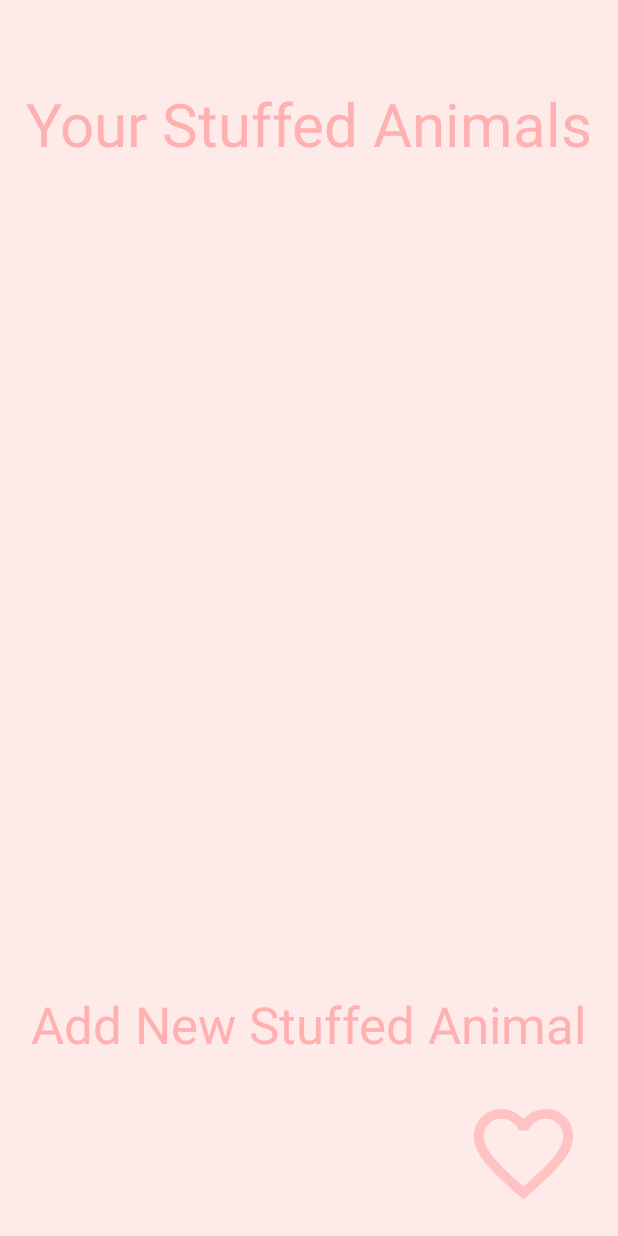
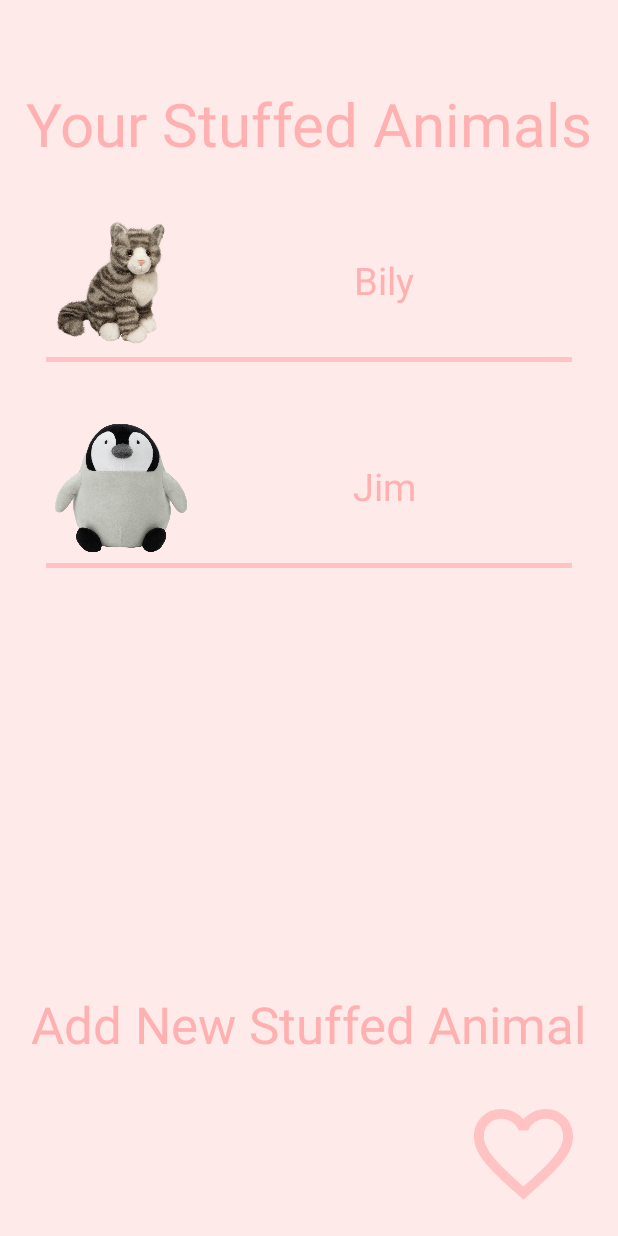
Before and after one commit to rustytoe69/FinalProjectFinal, an Android app: the StuffedAnimalListFragment screen opened through its navigation route, on a phone screen of 412 x 824 dp. Run offline under Robolectric (Android 15) with nearby library versions, the phone set to English and light mode, and no system bars; our stand-ins replace navigation-ui; Roboto replaces fonts that are not available here.

Commit message:
finished the list_item_layout file (4a), created and finished the view holder class (4b), created and finished the adapter class (step 5), connected everything (step6)), finished recycler view

```diff
--- /dev/null
+++ b/app/src/main/java/com/example/finalprojectfinal/StuffedAnimalAdapter.kt
@@ -0,0 +1,24 @@
+package com.example.finalprojectfinal
+
+import android.view.LayoutInflater
+import android.view.ViewGroup
+import androidx.recyclerview.widget.RecyclerView
+import com.example.finalprojectfinal.databinding.ListItemLayoutBinding
+
+class StuffedAnimalAdapter (val stuffedAnimalList: List<StuffedAnimal>):
+    RecyclerView.Adapter<StuffedAnimalViewHolder>() {
+    override fun onCreateViewHolder(parent: ViewGroup, viewType: Int): StuffedAnimalViewHolder {
+        val binding = ListItemLayoutBinding.inflate(LayoutInflater.from(parent.context),parent,false)
+        //refresh recycler view here?
+        return StuffedAnimalViewHolder(binding)    }
+
+    override fun getItemCount(): Int {
+        return stuffedAnimalList.size
+    }
+
+    override fun onBindViewHolder(holder: StuffedAnimalViewHolder, position: Int) {
+        val currentStuffedAnimal = stuffedAnimalList[position]
+        holder.bindStuffedAnimal(currentStuffedAnimal)
+    }
+
+}
--- a/app/src/main/java/com/example/finalprojectfinal/StuffedAnimalListFragment.kt
+++ b/app/src/main/java/com/example/finalprojectfinal/StuffedAnimalListFragment.kt
@@ -31,6 +31,14 @@ class StuffedAnimalListFragment : Fragment() {
             rootView.findNavController().navigate(R.id.action_stuffedAnimalListFragment_to_addStuffedAnimalFragment)
         }
 
+        //hard coded stuffed animals to repllace with view model
+        val stuffies = listOf(StuffedAnimal("Cat","Bily","07-29-2004"),
+        StuffedAnimal("Penguin","Jim","05-28-2007"))
+
+        //for recycler view
+        val mAdapter = StuffedAnimalAdapter(stuffies)
+        binding.recyclerView.adapter = mAdapter
+
 // TODO: change this stuff for the recycler view
 //        binding.newStuffedAnimalTextView.setOnClickListener { view ->
 //            rootView.findNavController().navigate(R.id.action_stuffedAnimalListFragment_to_addStuffedAnimalFragment)
--- /dev/null
+++ b/app/src/main/java/com/example/finalprojectfinal/StuffedAnimalViewHolder.kt
@@ -0,0 +1,21 @@
+package com.example.finalprojectfinal
+
+import android.widget.Toast
+import androidx.recyclerview.widget.RecyclerView
+import com.example.finalprojectfinal.databinding.ListItemLayoutBinding
+
+class StuffedAnimalViewHolder(val binding: ListItemLayoutBinding) :
+    RecyclerView.ViewHolder(binding.root) {
+    private lateinit var currentStuffedAnimal: StuffedAnimal
+
+    init{
+        binding.root.setOnClickListener{view->
+           //should refresh recycler view here????
+        }
+    }
+    fun bindStuffedAnimal(stuffedAnimal: StuffedAnimal) {
+        currentStuffedAnimal = stuffedAnimal
+        binding.stuffedAnimalName.text = currentStuffedAnimal.name
+        binding.stuffedAnimalImage.setImageResource(currentStuffedAnimal.returnImageResourceId())
+    }
+}
--- a/app/src/main/res/layout/fragment_stuffed_animal_list.xml
+++ b/app/src/main/res/layout/fragment_stuffed_animal_list.xml
@@ -48,6 +48,8 @@
         android:id="@+id/recyclerView"
         android:layout_width="0dp"
         android:layout_height="0dp"
+        android:layout_marginTop="10dp"
+        android:layout_marginBottom="10dp"
         app:layoutManager="androidx.recyclerview.widget.LinearLayoutManager"
         app:layout_constraintBottom_toTopOf="@+id/newStuffedAnimalTextView"
         app:layout_constraintEnd_toEndOf="parent"
--- a/app/src/main/res/layout/list_item_layout.xml
+++ b/app/src/main/res/layout/list_item_layout.xml
@@ -8,42 +8,32 @@
     android:padding="15dp">
 
     <ImageView
-        android:id="@+id/imageViewCourseImage"
-        android:layout_width="wrap_content"
-        android:layout_height="wrap_content"
-        tools:src="@drawable/ic_launcher_foreground"
+        android:id="@+id/stuffedAnimalImage"
+        android:layout_width="100dp"
+        android:layout_height="100dp"
         app:layout_constraintBottom_toBottomOf="parent"
         app:layout_constraintStart_toStartOf="parent"
-        app:layout_constraintTop_toTopOf="parent" />
+        app:layout_constraintTop_toTopOf="parent"
+        tools:src="@drawable/ic_launcher_foreground" />
 
     <TextView
-        android:id="@+id/textViewCourseTitle"
-        android:layout_width="wrap_content"
+        android:id="@+id/stuffedAnimalName"
+        android:layout_width="0dp"
         android:layout_height="wrap_content"
-        android:layout_marginLeft="16dp"
-        android:layout_marginBottom="8dp"
-        tools:text="Pretend Course Title"
-        android:textSize="24sp"
-        app:layout_constraintLeft_toRightOf="@id/imageViewCourseImage"
-        app:layout_constraintTop_toTopOf="parent" />
-
-    <TextView
-        android:id="@+id/textViewCourseInstructor"
-        android:layout_width="wrap_content"
-        android:layout_height="wrap_content"
-        android:layout_marginLeft="16dp"
-        android:layout_marginTop="8dp"
-        tools:text="Pretend Course Instructor"
-        android:textSize="18sp"
-        app:layout_constraintLeft_toRightOf="@id/imageViewCourseImage"
-        app:layout_constraintTop_toBottomOf="@id/textViewCourseTitle" />
+        android:gravity="center"
+        android:textColor="@color/mainText"
+        android:textSize="25sp"
+        app:layout_constraintBottom_toTopOf="@+id/textView"
+        app:layout_constraintEnd_toEndOf="parent"
+        app:layout_constraintStart_toEndOf="@+id/stuffedAnimalImage"
+        app:layout_constraintTop_toTopOf="parent"
+        tools:text="Sample Name" />
 
     <TextView
         android:id="@+id/textView"
         android:layout_width="match_parent"
-        android:layout_height="1dp"
-        android:layout_marginTop="16dp"
-        android:background="#000000"
+        android:layout_height="3dp"
+        android:background="@color/secondDarkestPink"
         app:layout_constraintStart_toStartOf="parent"
-        app:layout_constraintTop_toBottomOf="@id/textViewCourseInstructor" />
+        app:layout_constraintTop_toBottomOf="@+id/stuffedAnimalImage" />
 </androidx.constraintlayout.widget.ConstraintLayout>
```
